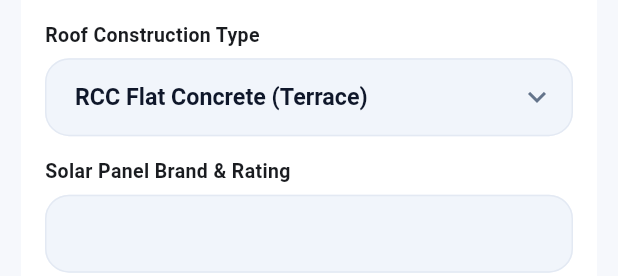
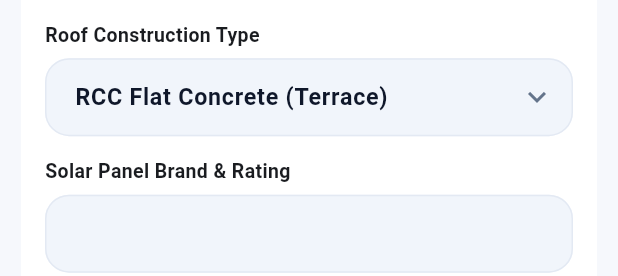
Before and after one commit to VEERA0007/Solar-Planner-Calculator, a Flutter app: the _ProfileDialog widget shown alone on an empty page, opened directly with empty values, tab 2 chosen, on a phone screen of 412 x 824 dp. Shown: the part 489-765 px from the top of the screen. Run offline on Flutter 3.47's test engine with Material 3 defaults, Android fonts, the phone set to English and light mode, and no system bars; our stand-ins replace geolocator, package_info_plus, pdf, printing, shared_preferences; accounts and stored records are empty; network calls fail.

Commit message:
Dropdowns use the theme text style
Co-Authored-By: Claude Sonnet 5.5 <noreply@anthropic.com>
Claude-Session: https://claude.ai/code/session_01FemFRpnosXzYveEwh9ZTLT

```diff
--- a/lib/ui/profile_dialog.dart
+++ b/lib/ui/profile_dialog.dart
@@ -151,7 +151,7 @@ class _ProfileDialogState extends State<_ProfileDialog> with SingleTickerProvide
         isExpanded: true,
         icon: Icon(Icons.keyboard_arrow_down, color: C.mute),
         decoration: plainField(),
-        style: TextStyle(color: C.text, fontWeight: FontWeight.w600, fontSize: 15.5),
+        style: Theme.of(context).textTheme.bodyLarge!.copyWith(color: C.text, fontWeight: FontWeight.w600, fontSize: 15.5),
         items: [for (final k in _roofKeys) DropdownMenuItem(value: k, child: Text(t('roof_$k'), overflow: TextOverflow.ellipsis))],
         onChanged: (v) => setState(() => roof = v ?? roof),
       ),
--- a/lib/ui/settings_dialog.dart
+++ b/lib/ui/settings_dialog.dart
@@ -94,7 +94,7 @@ class _SettingsDialogState extends State<_SettingsDialog> with SingleTickerProvi
         isExpanded: true,
         icon: Icon(Icons.keyboard_arrow_down, color: C.mute),
         decoration: plainField(),
-        style: TextStyle(color: C.text, fontWeight: FontWeight.w700, fontSize: 15.5),
+        style: Theme.of(context).textTheme.bodyLarge!.copyWith(color: C.text, fontWeight: FontWeight.w700, fontSize: 15.5),
         items: items,
         onChanged: onChanged,
       );
```
